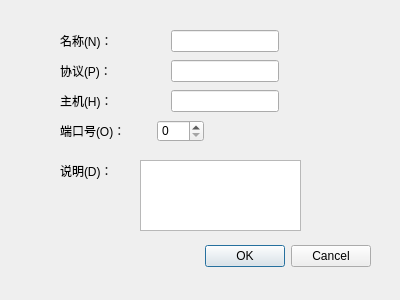
The window that WindowsClient/shh_UI/newconnection.ui (H-tao/Penguin) describes before a commit, drawn with Qt 5.
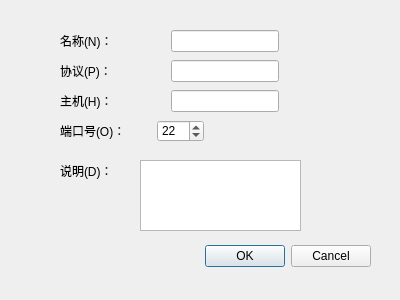
The same window after the commit.

Patch:
```diff
--- a/WindowsClient/shh_UI/newconnection.ui
+++ b/WindowsClient/shh_UI/newconnection.ui
@@ -180,7 +180,7 @@
        <number>0</number>
       </property>
       <property name="value">
-       <double>0.000000000000000</double>
+       <double>22.000000000000000</double>
       </property>
      </widget>
     </item>
```
